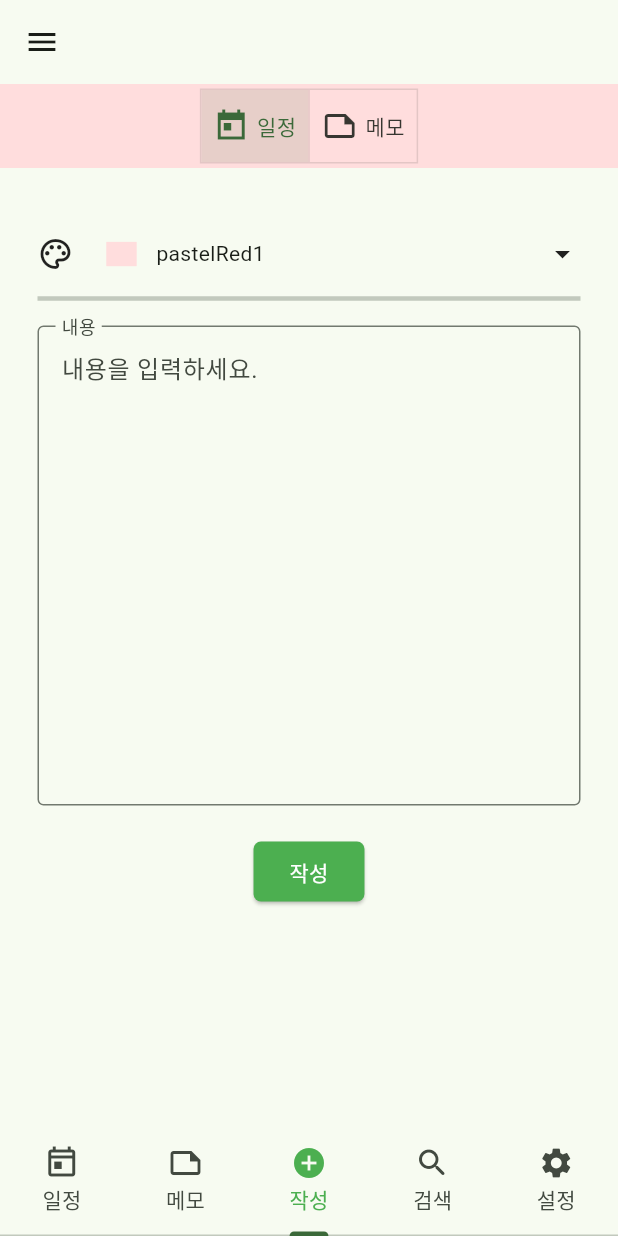
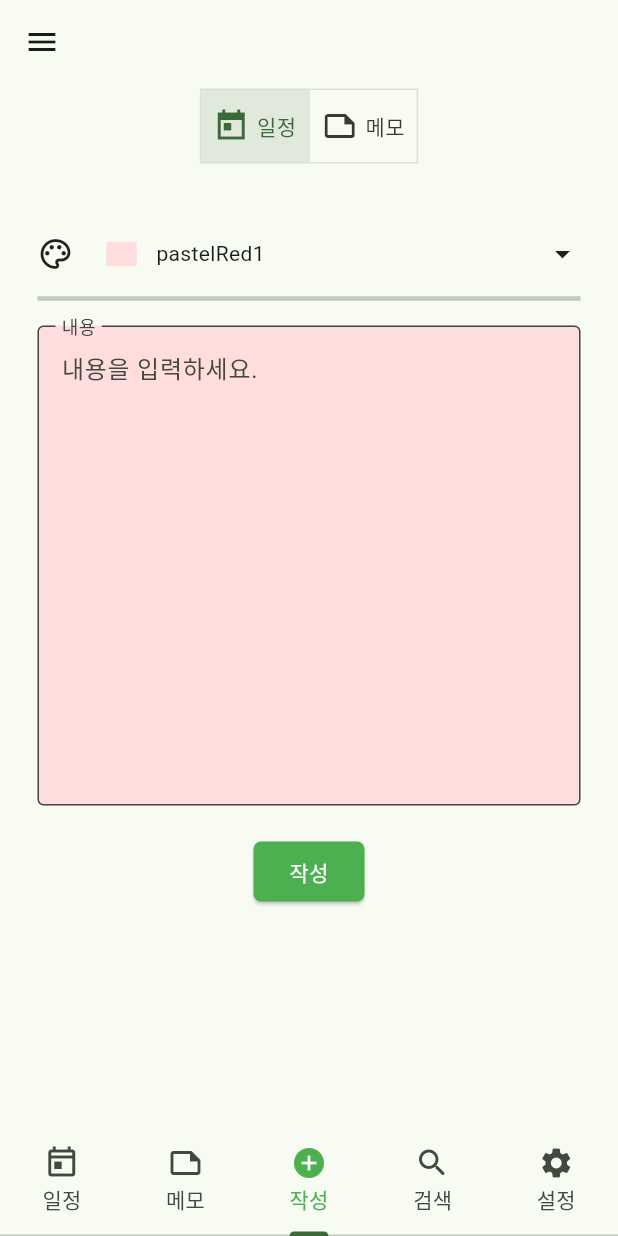
Before and after one commit to ethan-oh/todolist-flutter-app, a Flutter app: the screen it shows after launch, item 3 of the bottom bar chosen, on a phone screen of 412 x 824 dp. Run offline on Flutter 3.47's test engine with Material 2 defaults, Android fonts, the phone set to English and light mode, and no system bars; our stand-ins replace cloud_firestore, firebase_core, get, table_calendar; accounts and stored records are empty; network calls fail; Roboto replaces fonts that are missing (Yeongdeok).

Commit message:
wirte memo 다이얼로그 수정

```diff
--- a/lib/view/write_page.dart
+++ b/lib/view/write_page.dart
@@ -33,7 +33,6 @@ class _WritePageState extends State<WritePage> {
       onTap: () => FocusScope.of(context).unfocus(),
       child: Scaffold(
         appBar: AppBar(
-          backgroundColor: labelColor,
           centerTitle: true,
           title: ToggleButtons(
             onPressed: (int index) {
@@ -137,11 +136,13 @@ class _WritePageState extends State<WritePage> {
                     controller: contentController,
                     maxLines: null,
                     minLines: 12,
-                    decoration: const InputDecoration(
+                    decoration: InputDecoration(
+                      filled: true,
+                      fillColor: labelColor,
                       hintText: '내용을 입력하세요.',
                       labelText: '내용',
-                      labelStyle: TextStyle(),
-                      border: OutlineInputBorder(),
+                      labelStyle: const TextStyle(),
+                      border: const OutlineInputBorder(),
                       floatingLabelBehavior: FloatingLabelBehavior.always,
                     ),
                   ),
@@ -150,7 +151,6 @@ class _WritePageState extends State<WritePage> {
                     child: ElevatedButton(
                       onPressed: () {
                         _emptyCheck();
-                        _showDialog('입력 결과', '입력되었습니다.');
                         setState(() {});
                       },
                       style: ElevatedButton.styleFrom(
@@ -182,6 +182,7 @@ class _WritePageState extends State<WritePage> {
         'labelcolor': labelName,
         'insertdate': DateTime.now()
       });
+      _showDialog('입력 결과', '입력되었습니다.');
     }
   }
 
```
